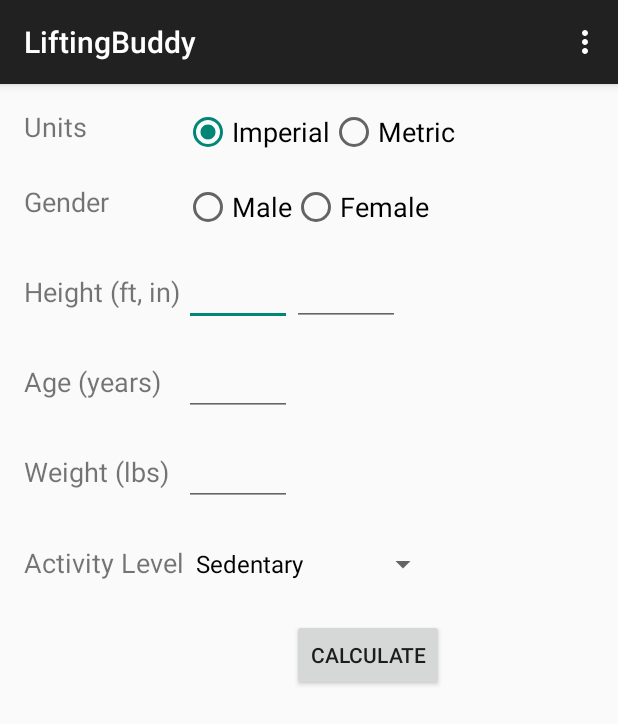
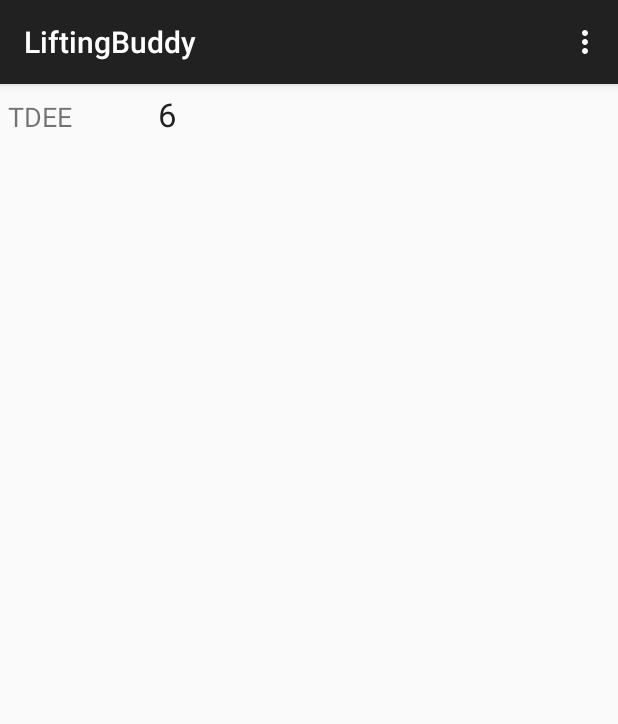
Before and after one commit to afrisone/LiftingBuddyOld, an Android app: the screen it shows after launch (CalculatorActivity), in the options menu, after a tap on "Settings", on a phone screen of 412 x 824 dp. Shown: the top 724 px of the screen. Run offline under Robolectric (Android 15) with nearby library versions, the phone set to English and light mode, and no system bars; 4 statements that could not run were skipped.

Commit message:
Added calculator submit button functionality to change the activity

```diff
--- a/app/src/main/java/afrisone/liftingbuddy/CalculatorActivity.java
+++ b/app/src/main/java/afrisone/liftingbuddy/CalculatorActivity.java
@@ -4,11 +4,15 @@ import android.support.v7.app.ActionBarActivity;
 import android.os.Bundle;
 import android.view.Menu;
 import android.view.MenuItem;
+import android.view.View;
 import android.widget.ArrayAdapter;
+import android.widget.Button;
 import android.widget.EditText;
 import android.widget.RadioButton;
 import android.widget.Spinner;
 import android.widget.TextView;
+
+import java.text.DecimalFormat;
 
 
 public class CalculatorActivity extends ActionBarActivity {
@@ -17,10 +21,11 @@ public class CalculatorActivity extends ActionBarActivity {
     private double height; //cm
     private double age;
     private double weight; //kg
-    private double activityLevel; //1.2 sedentary, 1.375 lightly, 1.55 morderately, 1.725 very
+    private double activityLevel; //1.2 sedentary, 1.375 lightly, 1.55 moderately, 1.725 very
     private double REE;
     private double TDEE;
 
+    Button calculatorSubmit;
 
     @Override
     protected void onCreate(Bundle savedInstanceState) {
@@ -31,7 +36,19 @@ public class CalculatorActivity extends ActionBarActivity {
         String [] activityLevels = new String[]{"Sedentary", "Light activity", "Moderate activity", "Very active"};
         ArrayAdapter<String> spinnerAdapter = new ArrayAdapter<String>(this, android.R.layout.simple_spinner_dropdown_item, activityLevels);
         activityLevel.setAdapter(spinnerAdapter);
+
+        calculatorSubmit = (Button)findViewById(R.id.button_calculate);
+        calculatorSubmit.setOnClickListener(submitResults);
     }
+
+    View.OnClickListener submitResults = new View.OnClickListener(){
+        public void onClick(View v){
+            calculateTDEE();
+            setContentView(R.layout.calculator_after_submit);
+            TextView showTDEE = (TextView)findViewById(R.id.show_TDEE);
+            showTDEE.setText(String.valueOf(new DecimalFormat("#.##").format(TDEE)));
+        }
+    };
 
     @Override
     public boolean onCreateOptionsMenu(Menu menu) {
@@ -126,13 +143,13 @@ public class CalculatorActivity extends ActionBarActivity {
             case "Sedentary":
                 activityLevel = 1.2;
                 break;
-            case "Light Activity":
+            case "Light activity":
                 activityLevel = 1.375;
                 break;
-            case "Moderate Activity":
+            case "Moderate activity":
                 activityLevel = 1.55;
                 break;
-            case "Very Active":
+            case "Very active":
                 activityLevel = 1.725;
                 break;
         }
--- a/app/src/main/res/layout/activity_calculator.xml
+++ b/app/src/main/res/layout/activity_calculator.xml
@@ -170,7 +170,7 @@
             android:layout_width="wrap_content"
             android:layout_height="wrap_content"
             android:text="@string/calculate"
-            android:id="@+id/button"
+            android:id="@+id/button_calculate"
             android:layout_row="6"
             android:layout_column="2" />
 
--- /dev/null
+++ b/app/src/main/res/layout/calculator_after_submit.xml
@@ -0,0 +1,29 @@
+<?xml version="1.0" encoding="utf-8"?>
+<LinearLayout xmlns:android="http://schemas.android.com/apk/res/android"
+    android:orientation="vertical" android:layout_width="match_parent"
+    android:layout_height="match_parent">
+
+    <GridLayout
+        android:layout_width="match_parent"
+        android:layout_height="match_parent"
+        android:padding="5dp">
+
+        <TextView
+            android:layout_width="100dp"
+            android:layout_height="wrap_content"
+            android:textAppearance="?android:attr/textAppearanceSmall"
+            android:text="TDEE"
+            android:id="@+id/textView7"
+            android:layout_row="0"
+            android:layout_column="0"
+            android:textSize="18sp" />
+
+        <TextView
+            android:layout_width="100dp"
+            android:layout_height="wrap_content"
+            android:textAppearance="?android:attr/textAppearanceLarge"
+            android:id="@+id/show_TDEE"
+            android:layout_row="0"
+            android:layout_column="1" />
+    </GridLayout>
+</LinearLayout>
```
